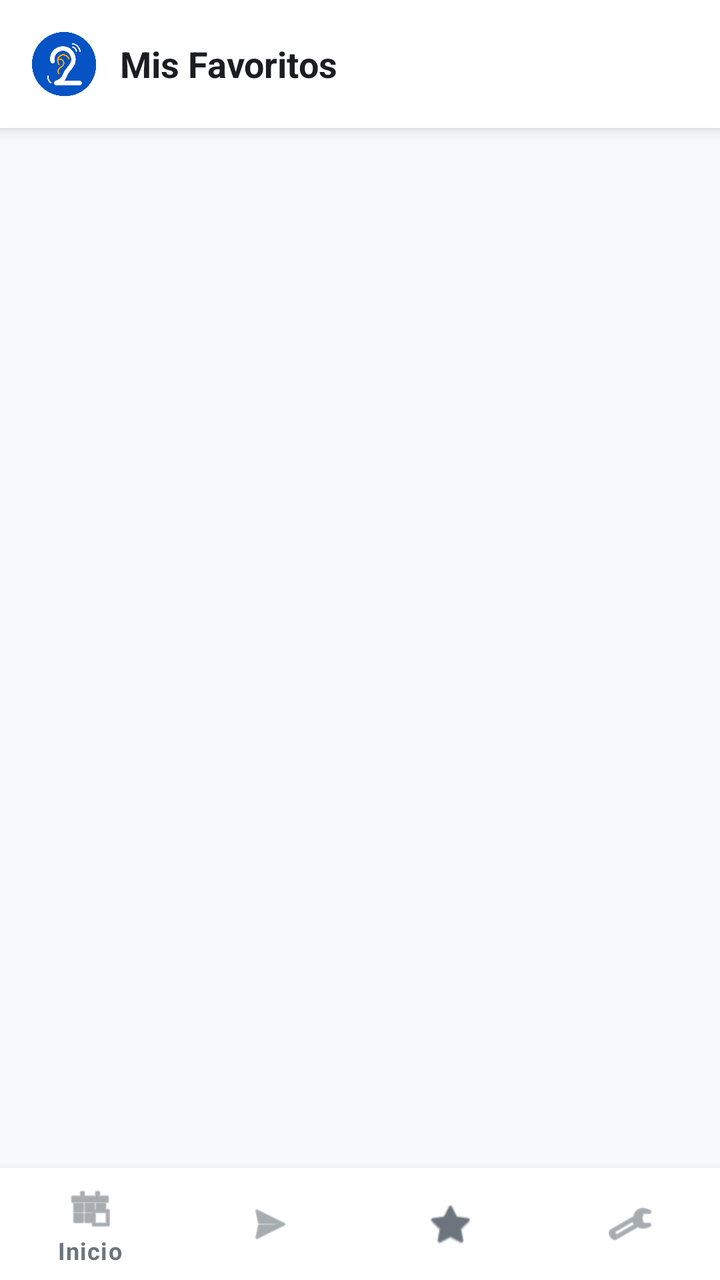
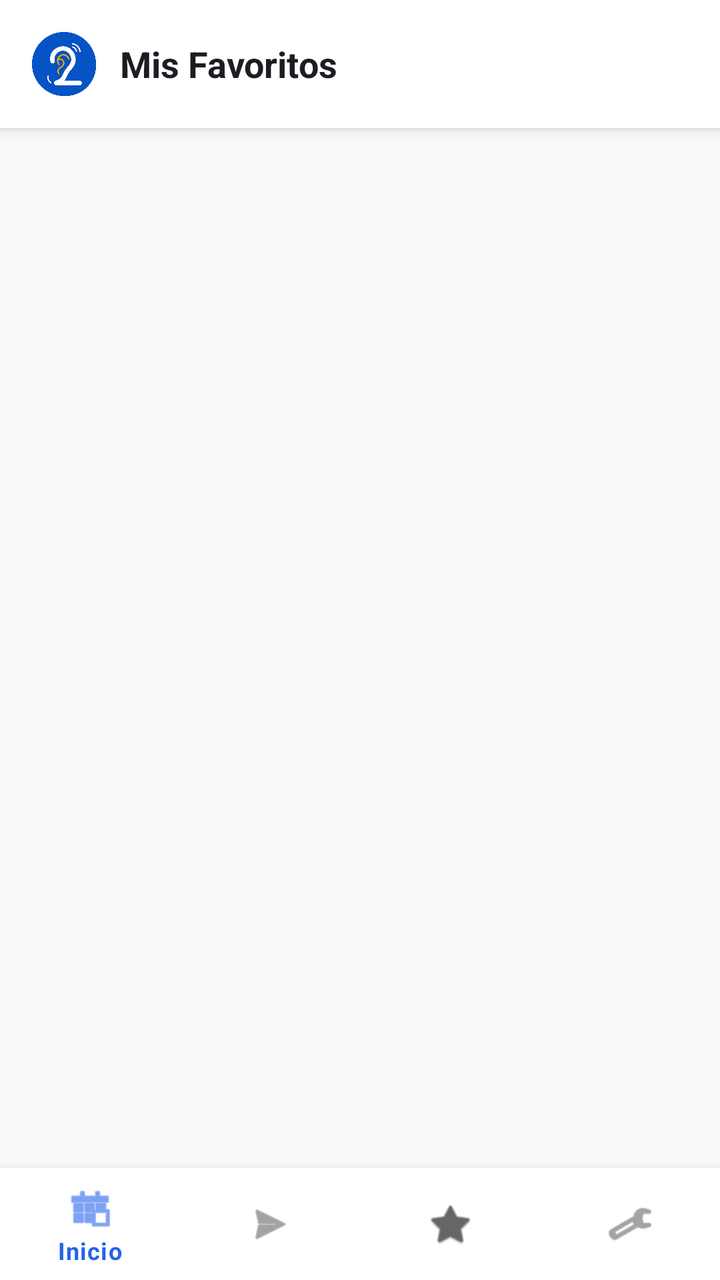

The first picture is an Android layout as it rendered before a commit; the second is the same layout after the commit. The layout source and the unified diff follow.
<!-- AndroidManifest.xml: activity theme Theme.Speak2Read -->
<!-- res/layout/activity_favorites.xml -->
<?xml version="1.0" encoding="utf-8"?>
<RelativeLayout xmlns:android="http://schemas.android.com/apk/res/android"
    xmlns:app="http://schemas.android.com/apk/res-auto"
    xmlns:tools="http://schemas.android.com/tools"
    android:layout_width="match_parent"
    android:layout_height="match_parent"
    android:background="@color/s2r_background">

    <com.google.android.material.card.MaterialCardView
        android:id="@+id/toolbar"
        android:layout_width="match_parent"
        android:layout_height="64dp"
        app:cardElevation="4dp"
        app:cardCornerRadius="0dp"
        app:cardBackgroundColor="@color/s2r_surface">

        <LinearLayout
            android:layout_width="match_parent"
            android:layout_height="match_parent"
            android:orientation="horizontal"
            android:gravity="center_vertical"
            android:paddingHorizontal="16dp">

            <ImageView
                android:layout_width="32dp"
                android:layout_height="32dp"
                android:src="@drawable/logo_final_v5"
                android:contentDescription="Logo" />

            <TextView
                android:layout_width="wrap_content"
                android:layout_height="wrap_content"
                android:layout_marginStart="12dp"
                android:text="@string/title_favorites"
                android:textStyle="bold"
                android:textSize="18sp"
                android:textColor="@color/s2r_text_primary" />
        </LinearLayout>
    </com.google.android.material.card.MaterialCardView>

    <LinearLayout
        android:id="@+id/emptyStateFavorites"
        android:layout_width="match_parent"
        android:layout_height="match_parent"
        android:layout_below="@id/toolbar"
        android:layout_above="@id/bottom_navigation"
        android:gravity="center"
        android:orientation="vertical"
        android:padding="32dp"
        android:visibility="gone">

        <ImageView
            android:layout_width="120dp"
            android:layout_height="120dp"
            android:src="@android:drawable/btn_star_big_on"
            app:tint="@color/s2r_surface"
            android:alpha="0.5"
            android:contentDescription="@string/empty_favorites_title" />

        <TextView
            android:layout_width="wrap_content"
            android:layout_height="wrap_content"
            android:layout_marginTop="16dp"
            android:text="@string/empty_favorites_title"
            android:textColor="@color/s2r_text_primary"
            android:textSize="18sp"
            android:textStyle="bold" />

        <TextView
            android:layout_width="wrap_content"
            android:layout_height="wrap_content"
            android:layout_marginTop="8dp"
            android:gravity="center"
            android:text="@string/empty_favorites_desc"
            android:textColor="@color/s2r_text_secondary"
            android:textSize="14sp" />
    </LinearLayout>

    <androidx.recyclerview.widget.RecyclerView
        android:id="@+id/recyclerFavorites"
        android:layout_width="match_parent"
        android:layout_height="match_parent"
        android:layout_below="@id/toolbar"
        android:layout_above="@id/bottom_navigation"
        android:clipToPadding="false"
        android:paddingVertical="8dp"
        tools:listitem="@android:layout/simple_list_item_1" />

    <com.google.android.material.bottomnavigation.BottomNavigationView
        android:id="@+id/bottom_navigation"
        android:layout_width="match_parent"
        android:layout_height="wrap_content"
        android:layout_alignParentBottom="true"
        android:background="@color/s2r_surface"
        app:itemIconTint="@color/s2r_text_secondary"
        app:itemTextColor="@color/s2r_text_secondary"
        app:menu="@menu/bottom_nav_menu" />

</RelativeLayout>
<!-- resources referenced by this layout -->
<resources>
  <color name="s2r_background">#F8F9FA</color>
  <color name="s2r_surface">#FFFFFF</color>
  <color name="s2r_text_primary">#1B1D22</color>
  <color name="s2r_text_secondary">#6C757D</color>
  <!-- drawable logo_final_v5: png bitmap (drawable, 19149 bytes) -->
  <string name="empty_favorites_desc">Pulsa la estrella en cualquier mensaje para guardarlo aquí.</string>
  <string name="empty_favorites_title">No tienes favoritos aún</string>
  <string name="title_favorites">Mis Favoritos</string>
  <style name="Theme.Speak2Read" parent="Theme.MaterialComponents.DayNight.NoActionBar">
          <item name="colorPrimary">@color/s2r_bubble_usuario</item>
          <item name="colorPrimaryVariant">@color/s2r_bubble_usuario</item>
          <item name="colorOnPrimary">@color/white</item>
          <item name="android:windowBackground">@color/s2r_background</item>
          <item name="android:colorBackground">@color/s2r_background</item>
          <item name="android:textColorPrimary">@color/s2r_text_primary</item>
          <item name="android:textColor">@color/s2r_text_primary</item>
      </style>
  <color name="s2r_bubble_usuario">#2563EB</color>
  <color name="white">#FFFFFFFF</color>
</resources>

<!-- the commit's change to res/layout/activity_favorites.xml (unified diff, before → after) -->
@@ -1,17 +1,19 @@
 <?xml version="1.0" encoding="utf-8"?>
-<RelativeLayout xmlns:android="http://schemas.android.com/apk/res/android"
+<androidx.constraintlayout.widget.ConstraintLayout xmlns:android="http://schemas.android.com/apk/res/android"
     xmlns:app="http://schemas.android.com/apk/res-auto"
     xmlns:tools="http://schemas.android.com/tools"
     android:layout_width="match_parent"
     android:layout_height="match_parent"
     android:background="@color/s2r_background">
 
+    
     <com.google.android.material.card.MaterialCardView
-        android:id="@+id/toolbar"
+        android:id="@+id/sosHeader"
         android:layout_width="match_parent"
         android:layout_height="64dp"
         app:cardElevation="4dp"
         app:cardCornerRadius="0dp"
+        app:layout_constraintTop_toTopOf="parent"
         app:cardBackgroundColor="@color/s2r_surface">
 
         <LinearLayout
@@ -31,69 +33,67 @@
                 android:layout_width="wrap_content"
                 android:layout_height="wrap_content"
                 android:layout_marginStart="12dp"
-                android:text="@string/title_favorites"
+                android:text="Mis Favoritos"
                 android:textStyle="bold"
                 android:textSize="18sp"
                 android:textColor="@color/s2r_text_primary" />
         </LinearLayout>
     </com.google.android.material.card.MaterialCardView>
 
-    <LinearLayout
-        android:id="@+id/emptyStateFavorites"
-        android:layout_width="match_parent"
-        android:layout_height="match_parent"
-        android:layout_below="@id/toolbar"
-        android:layout_above="@id/bottom_navigation"
-        android:gravity="center"
-        android:orientation="vertical"
-        android:padding="32dp"
-        android:visibility="gone">
-
-        <ImageView
-            android:layout_width="120dp"
-            android:layout_height="120dp"
-            android:src="@android:drawable/btn_star_big_on"
-            app:tint="@color/s2r_surface"
-            android:alpha="0.5"
-            android:contentDescription="@string/empty_favorites_title" />
-
-        <TextView
-            android:layout_width="wrap_content"
-            android:layout_height="wrap_content"
-            android:layout_marginTop="16dp"
-            android:text="@string/empty_favorites_title"
-            android:textColor="@color/s2r_text_primary"
-            android:textSize="18sp"
-            android:textStyle="bold" />
-
-        <TextView
-            android:layout_width="wrap_content"
-            android:layout_height="wrap_content"
-            android:layout_marginTop="8dp"
-            android:gravity="center"
-            android:text="@string/empty_favorites_desc"
-            android:textColor="@color/s2r_text_secondary"
-            android:textSize="14sp" />
-    </LinearLayout>
-
     <androidx.recyclerview.widget.RecyclerView
         android:id="@+id/recyclerFavorites"
         android:layout_width="match_parent"
-        android:layout_height="match_parent"
-        android:layout_below="@id/toolbar"
-        android:layout_above="@id/bottom_navigation"
+        android:layout_height="0dp"
+        app:layout_constraintTop_toBottomOf="@id/sosHeader"
+        app:layout_constraintBottom_toTopOf="@id/bottom_navigation"
         android:clipToPadding="false"
         android:paddingVertical="8dp"
         tools:listitem="@android:layout/simple_list_item_1" />
+
+    <LinearLayout
+        android:id="@+id/emptyStateFavorites"
+        android:layout_width="wrap_content"
+        android:layout_height="wrap_content"
+        android:gravity="center"
+        android:orientation="vertical"
+        android:visibility="gone"
+        app:layout_constraintTop_toTopOf="parent"
+        app:layout_constraintBottom_toBottomOf="parent"
+        app:layout_constraintStart_toStartOf="parent"
+        app:layout_endOf_toEndOf="parent">
+
+        <ImageView
+            android:layout_width="100dp"
+            android:layout_height="100dp"
+            android:src="@android:drawable/btn_star_big_on"
+            app:tint="@color/s2r_bubble_interlocutor"
+            android:contentDescription="Sin favoritos" />
+
+            <TextView
+                android:layout_width="wrap_content"
+                android:layout_height="wrap_content"
+                android:layout_marginTop="16dp"
+                android:text="¡Aún no hay favoritos!"
+                android:textColor="@color/s2r_text_primary"
+                android:textSize="18sp"
+                android:textStyle="bold" />
+
+            <TextView
+                android:layout_width="250dp"
+                android:layout_height="wrap_content"
+                android:layout_marginTop="8dp"
+                android:gravity="center"
+                android:text="Guarda tus frases importantes tocando la estrella en el chat."
+                android:textColor="@color/s2r_text_secondary"
+                android:textSize="14sp" />
+    </LinearLayout>
 
     <com.google.android.material.bottomnavigation.BottomNavigationView
         android:id="@+id/bottom_navigation"
         android:layout_width="match_parent"
         android:layout_height="wrap_content"
-        android:layout_alignParentBottom="true"
-        android:background="@color/s2r_surface"
-        app:itemIconTint="@color/s2r_text_secondary"
-        app:itemTextColor="@color/s2r_text_secondary"
-        app:menu="@menu/bottom_nav_menu" />
+        app:layout_constraintBottom_toBottomOf="parent"
+        app:menu="@menu/bottom_nav_menu"
+        android:background="@color/s2r_surface" />
 
-</RelativeLayout>
+</androidx.constraintlayout.widget.ConstraintLayout>
<!-- resource entries referenced after the edit -->
@@ -1,13 +1,11 @@
 <!-- resources referenced by this layout -->
 <resources>
   <color name="s2r_background">#F8F9FA</color>
+  <color name="s2r_bubble_interlocutor">#E9ECEF</color>
   <color name="s2r_surface">#FFFFFF</color>
   <color name="s2r_text_primary">#1B1D22</color>
   <color name="s2r_text_secondary">#6C757D</color>
   <!-- drawable logo_final_v5: png bitmap (drawable, 19149 bytes) -->
-  <string name="empty_favorites_desc">Pulsa la estrella en cualquier mensaje para guardarlo aquí.</string>
-  <string name="empty_favorites_title">No tienes favoritos aún</string>
-  <string name="title_favorites">Mis Favoritos</string>
   <style name="Theme.Speak2Read" parent="Theme.MaterialComponents.DayNight.NoActionBar">
           <item name="colorPrimary">@color/s2r_bubble_usuario</item>
           <item name="colorPrimaryVariant">@color/s2r_bubble_usuario</item>
